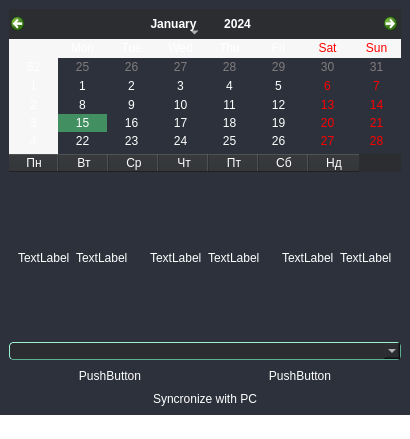
First picture: the form in UI/forms/AqSetRtcWidget.ui, repository romangolovkou/AQteck_toolMAX, before the edit.
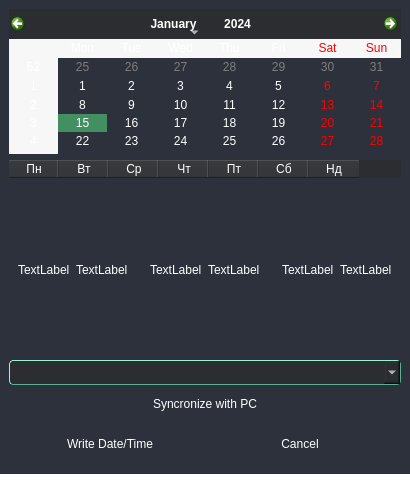
Second picture: the form after the edit. Icons and pictures are not drawn. Custom widgets are drawn as their Qt base class.

Patch:
```diff
--- a/UI/forms/AqSetRtcWidget.ui
+++ b/UI/forms/AqSetRtcWidget.ui
@@ -7,7 +7,7 @@
     <x>0</x>
     <y>0</y>
     <width>392</width>
-    <height>439</height>
+    <height>483</height>
    </rect>
   </property>
   <property name="windowTitle">
@@ -262,7 +262,7 @@
      </property>
      <layout class="QVBoxLayout" name="verticalLayout_3">
       <property name="spacing">
-       <number>0</number>
+       <number>6</number>
       </property>
       <item>
        <widget class="QCalendarWidget" name="calendarWidget">
@@ -742,7 +742,27 @@
        </widget>
       </item>
       <item>
-       <widget class="AqTimeZoneComboBox" name="timeZoneComboBox"/>
+       <widget class="AqTimeZoneComboBox" name="timeZoneComboBox">
+        <property name="minimumSize">
+         <size>
+          <width>0</width>
+          <height>25</height>
+         </size>
+        </property>
+       </widget>
+      </item>
+      <item>
+       <widget class="QPushButton" name="syncroPcBtn">
+        <property name="minimumSize">
+         <size>
+          <width>0</width>
+          <height>25</height>
+         </size>
+        </property>
+        <property name="text">
+         <string>Syncronize with PC</string>
+        </property>
+       </widget>
       </item>
       <item>
        <widget class="QFrame" name="buttonFrame">
@@ -754,29 +774,34 @@
         </property>
         <layout class="QHBoxLayout" name="horizontalLayout">
          <item>
-          <widget class="QPushButton" name="pushButton_2">
+          <widget class="QPushButton" name="writeBtn">
+           <property name="minimumSize">
+            <size>
+             <width>0</width>
+             <height>25</height>
+            </size>
+           </property>
            <property name="text">
-            <string>PushButton</string>
+            <string>Write Date/Time</string>
            </property>
           </widget>
          </item>
          <item>
-          <widget class="QPushButton" name="pushButton_3">
+          <widget class="QPushButton" name="cancelBtn">
+           <property name="minimumSize">
+            <size>
+             <width>0</width>
+             <height>25</height>
+            </size>
+           </property>
            <property name="text">
-            <string>PushButton</string>
+            <string>Cancel</string>
            </property>
           </widget>
          </item>
         </layout>
        </widget>
       </item>
-      <item>
-       <widget class="QPushButton" name="syncroPcBtn">
-        <property name="text">
-         <string>Syncronize with PC</string>
-        </property>
-       </widget>
-      </item>
      </layout>
     </widget>
    </item>
```
